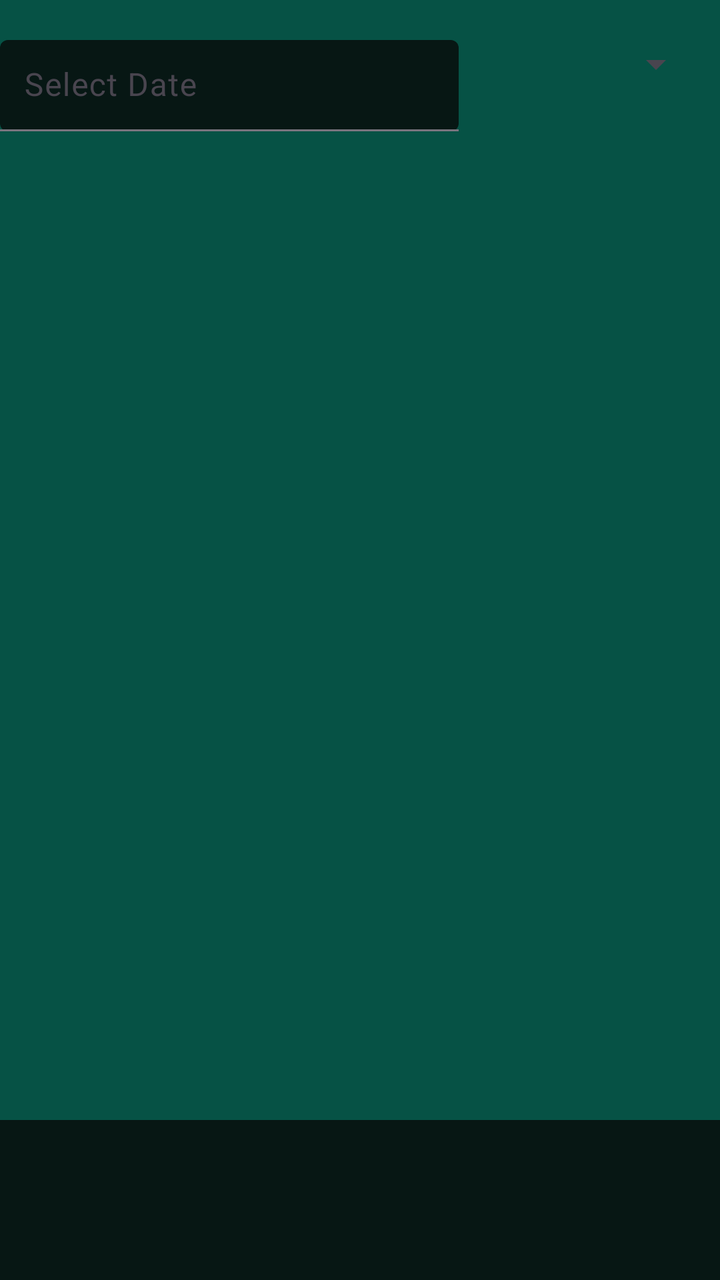
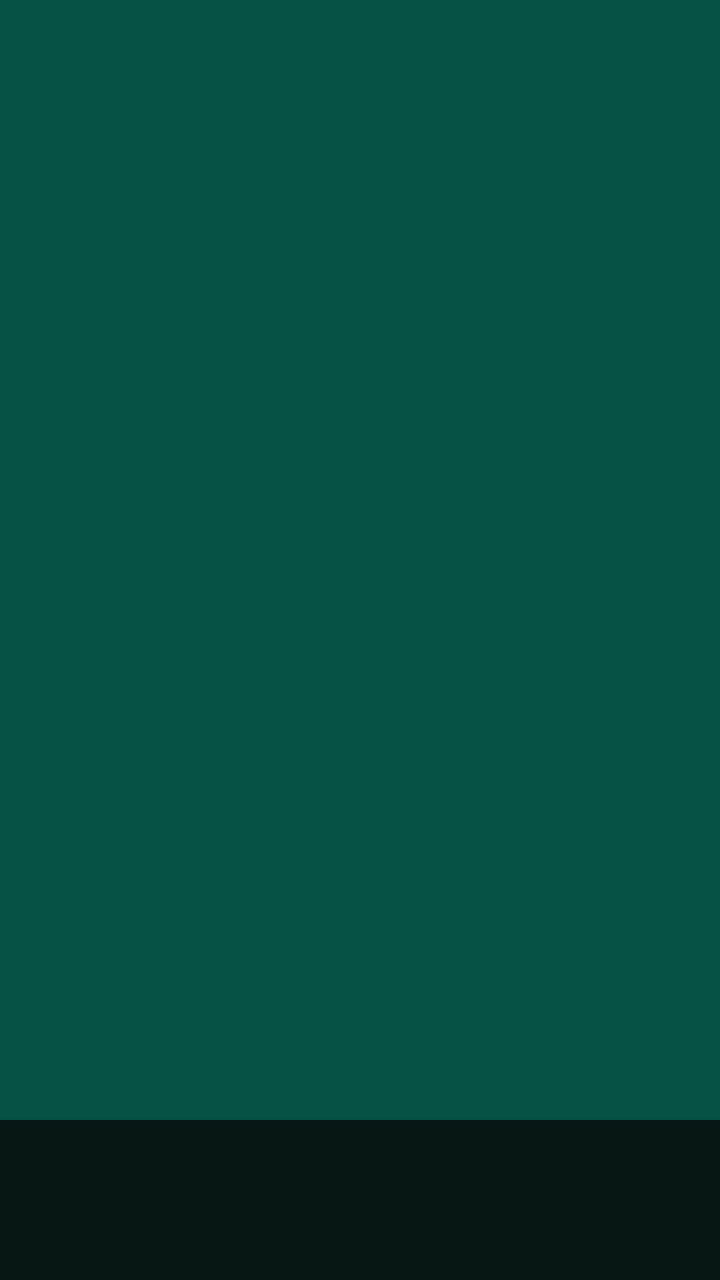

Compare the two renders of this Android layout. The source of the first and the diff that turns it into the second are given below.
<!-- AndroidManifest.xml: application theme Theme.MyWarehouse -->
<!-- res/layout/activity_reports.xml -->
<RelativeLayout xmlns:android="http://schemas.android.com/apk/res/android"
    xmlns:app="http://schemas.android.com/apk/res-auto"
    xmlns:tools="http://schemas.android.com/tools"
    android:layout_width="match_parent"
    android:layout_height="match_parent"
    android:background="@color/green"
    android:paddingTop="20dp"
    tools:context=".Activities.ReportsActivity">

    
    <LinearLayout
        android:id="@+id/search_container"
        android:layout_width="match_parent"
        android:layout_height="wrap_content"
        android:orientation="horizontal"
        android:layout_alignParentTop="true">

        
        <com.google.android.material.textfield.TextInputLayout
            android:id="@+id/text_input_date"
            android:layout_width="0dp"
            android:layout_height="wrap_content"
            android:layout_weight="2"
            android:layout_marginEnd="8dp"
            app:boxBackgroundMode="filled"
            app:boxBackgroundColor="@color/darkgreen">

            <com.google.android.material.textfield.TextInputEditText
                android:id="@+id/date_input"
                android:layout_width="match_parent"
                android:layout_height="wrap_content"
                android:hint="Select Date"
                android:textColor="@color/white"
                android:textColorHint="@color/white"
                android:padding="12dp"
                android:focusable="false"
                android:clickable="true" />
        </com.google.android.material.textfield.TextInputLayout>

        
        <Spinner
            android:id="@+id/type_spinner"
            android:layout_width="0dp"
            android:layout_weight="1"
            android:layout_height="wrap_content"
            android:layout_marginEnd="8dp" />


    </LinearLayout>

    
    <androidx.core.widget.NestedScrollView
        android:id="@+id/nested_view"
        android:layout_width="match_parent"
        android:layout_height="0dp"
        android:layout_below="@id/search_container"
        android:layout_above="@id/bottom_navigation"
        android:layout_marginTop="16dp"
        android:fillViewport="true">

        <androidx.recyclerview.widget.RecyclerView
            android:id="@+id/recycler_logs"
            android:layout_width="match_parent"
            android:layout_height="wrap_content" />
    </androidx.core.widget.NestedScrollView>

    
    <com.google.android.material.bottomnavigation.BottomNavigationView
        android:id="@+id/bottom_navigation"
        android:layout_width="match_parent"
        android:layout_height="wrap_content"
        android:layout_alignParentBottom="true"
        android:background="@color/darkgreen"
        app:itemRippleColor="@android:color/transparent"
        app:labelVisibilityMode="unlabeled" />

</RelativeLayout>
<!-- resources referenced by this layout -->
<resources>
  <color name="darkgreen">#071714</color>
  <color name="green">#065245</color>
  <color name="white">#FFFFFFFF</color>
  <style name="Theme.MyWarehouse" parent="Base.Theme.MyWarehouse" />
  <style name="Base.Theme.MyWarehouse" parent="Theme.Material3.DayNight.NoActionBar">
  
         <item name="colorPrimary">@color/green</item>
      </style>
</resources>

<!-- the commit's change to res/layout/activity_reports.xml (unified diff, before → after) -->
@@ -13,6 +13,7 @@
         android:layout_width="match_parent"
         android:layout_height="wrap_content"
         android:orientation="horizontal"
+        android:visibility="gone"
         android:layout_alignParentTop="true">
 
         
@@ -61,8 +62,17 @@
         <androidx.recyclerview.widget.RecyclerView
             android:id="@+id/recycler_logs"
             android:layout_width="match_parent"
+            android:visibility="gone"
             android:layout_height="wrap_content" />
     </androidx.core.widget.NestedScrollView>
+
+    
+    <ProgressBar
+        android:id="@+id/progress_bar"
+        android:layout_width="wrap_content"
+        android:layout_height="wrap_content"
+        android:layout_centerInParent="true"
+        android:visibility="gone" />
 
     
     <com.google.android.material.bottomnavigation.BottomNavigationView
